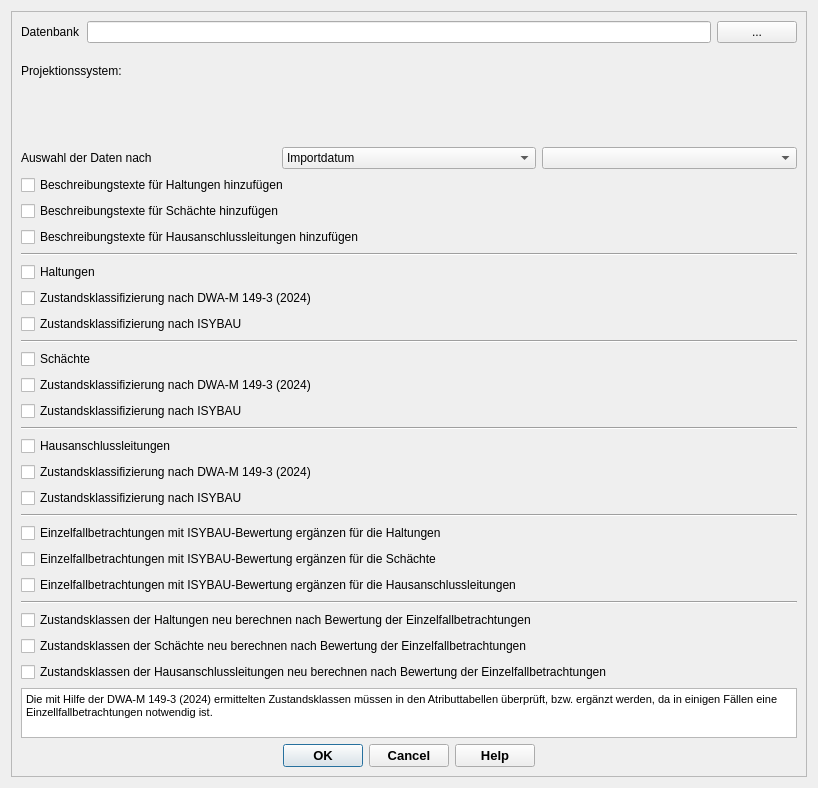
Qt form qkan/zustandsklassen/res/zustandsklassen_dialog_base.ui (Moddus/QKan) before a commit.
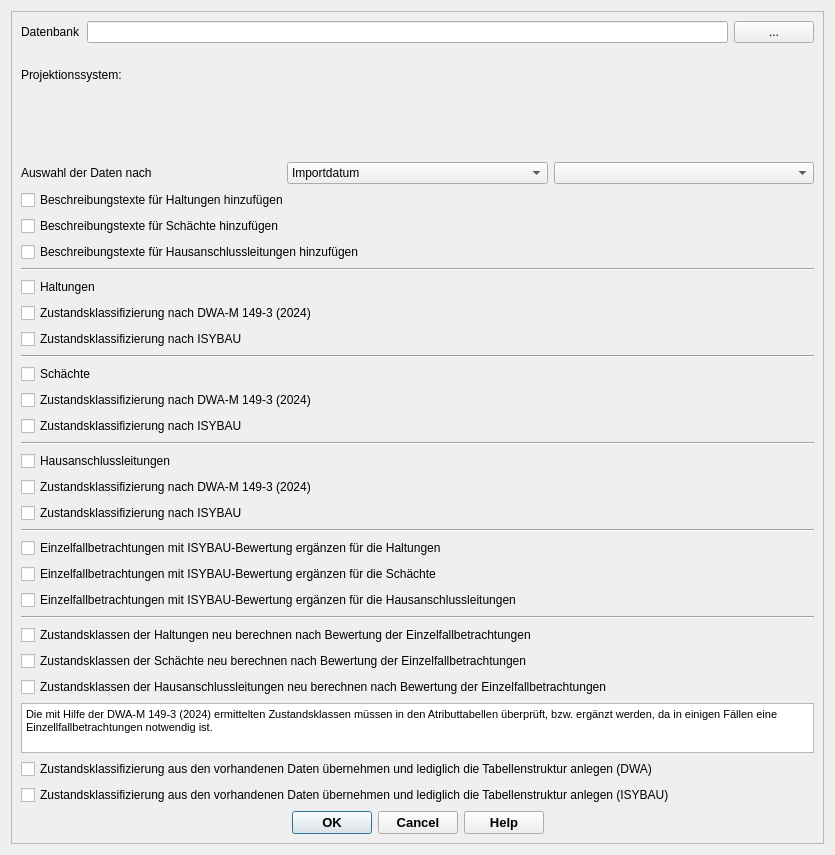
The same form after that commit. Custom widgets are drawn as their Qt base class.

Commit message: updated: zustandsklassen, substanzklassen, isybau, m150, info

The edit to the form file:
```diff
--- a/qkan/zustandsklassen/res/zustandsklassen_dialog_base.ui
+++ b/qkan/zustandsklassen/res/zustandsklassen_dialog_base.ui
@@ -6,8 +6,8 @@
    <rect>
     <x>0</x>
     <y>0</y>
-    <width>818</width>
-    <height>788</height>
+    <width>835</width>
+    <height>855</height>
    </rect>
   </property>
   <property name="windowTitle">
@@ -24,8 +24,8 @@
        <rect>
         <x>0</x>
         <y>0</y>
-        <width>773</width>
-        <height>771</height>
+        <width>811</width>
+        <height>831</height>
        </rect>
       </property>
       <layout class="QVBoxLayout" name="verticalLayout_3">
@@ -280,6 +280,20 @@
          </property>
         </widget>
        </item>
+       <item>
+        <widget class="QCheckBox" name="checkBox_19">
+         <property name="text">
+          <string>Zustandsklassifizierung aus den vorhandenen Daten übernehmen und lediglich die Tabellenstruktur anlegen (DWA)</string>
+         </property>
+        </widget>
+       </item>
+       <item>
+        <widget class="QCheckBox" name="checkBox_20">
+         <property name="text">
+          <string>Zustandsklassifizierung aus den vorhandenen Daten übernehmen und lediglich die Tabellenstruktur anlegen (ISYBAU)</string>
+         </property>
+        </widget>
+       </item>
        <item>
         <widget class="QDialogButtonBox" name="button_box">
          <property name="font">
```
The commit also changes 16 other files.
